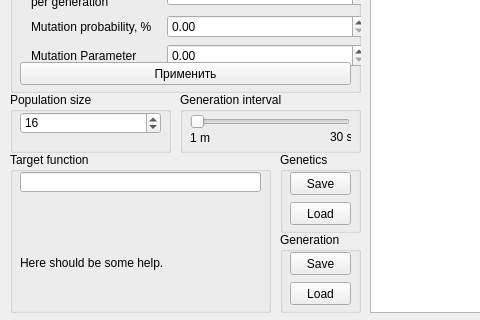
Old version of the form Examples/GUI_FunctionSearcherWith/mainwindow.ui in the repository GeneticAlgorithmsConference/Library; both pictures show x 0 to 480 and y 198 to 518 of the 820 by 518 pixel window.
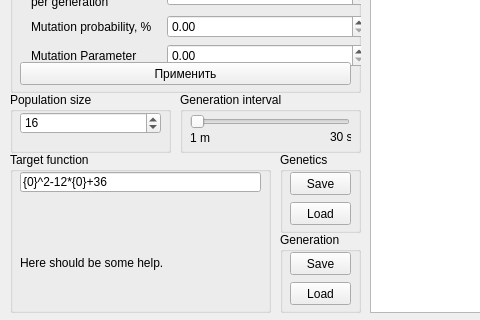
New version of the form.

What changed in the file:
```diff
--- a/Examples/GUI_FunctionSearcherWith/mainwindow.ui
+++ b/Examples/GUI_FunctionSearcherWith/mainwindow.ui
@@ -348,7 +348,7 @@
      </rect>
     </property>
     <property name="text">
-     <string/>
+     <string>{0}^2-12*{0}+36</string>
     </property>
    </widget>
    <widget class="QLabel" name="label_2">
```
Left out of the diff: 2 changed lines with no effect on the pictures.
